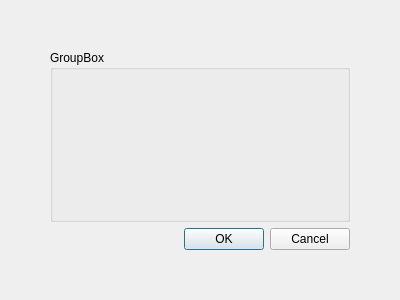
This is src/gui/accountmodalwidget.ui in nextcloud/desktop as Qt 5 draws it before an edit. The edited form follows.
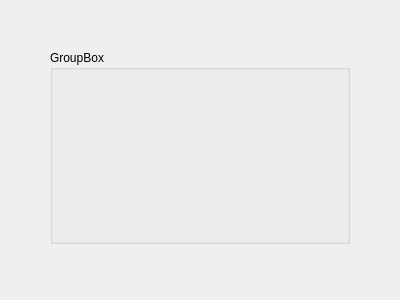
This is the edited form.

Commit message:
Port `LoginRequiredDialog` to an `AccountModalWidget`
And thereby not embed a complete `QDialog` in the settings window.

Fixes: #11592

```diff
--- a/src/gui/accountmodalwidget.ui
+++ b/src/gui/accountmodalwidget.ui
@@ -37,7 +37,7 @@
    <item>
     <widget class="QDialogButtonBox" name="buttonBox">
      <property name="standardButtons">
-      <set>QDialogButtonBox::Cancel|QDialogButtonBox::Ok</set>
+      <set>QDialogButtonBox::NoButton</set>
      </property>
     </widget>
    </item>
```
The commit also changes 9 other files.
